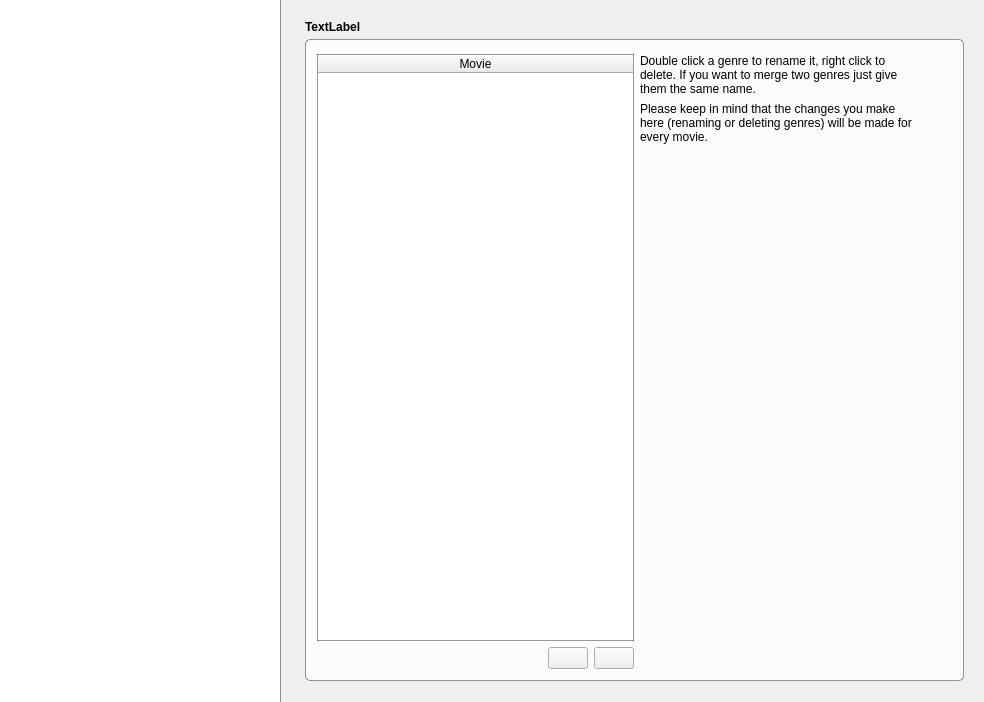
Before: the Qt Designer form movies/GenreWidget.ui in Komet/MediaElch, drawn with Qt 5.
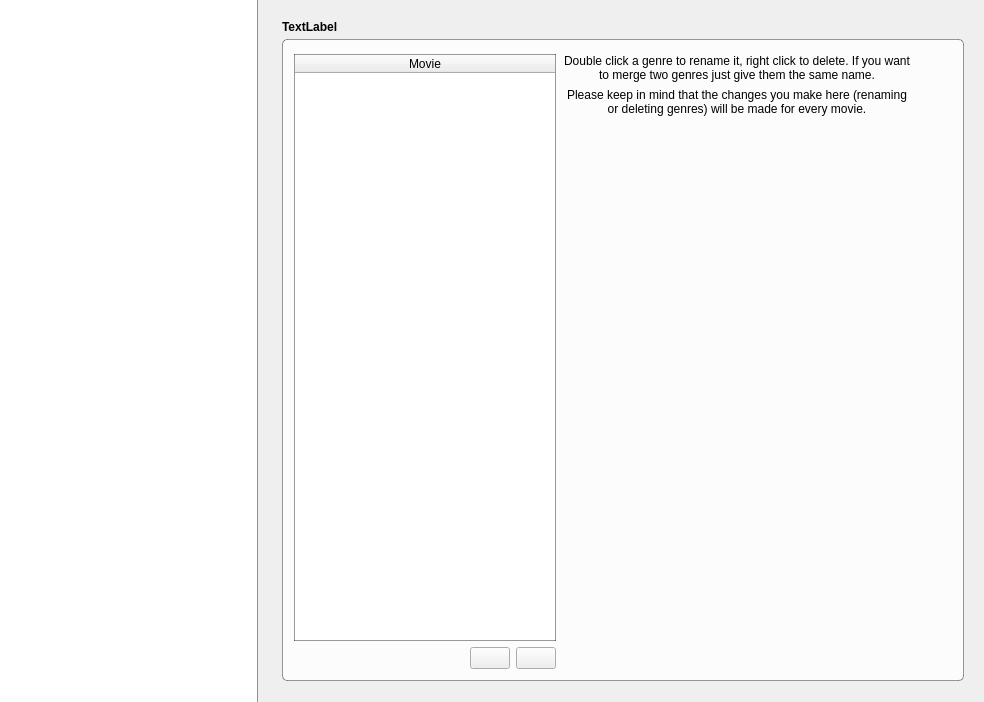
After: the same form once the commit is applied. Icons and pictures are not drawn.

Patch:
```diff
--- a/movies/GenreWidget.ui
+++ b/movies/GenreWidget.ui
@@ -104,6 +104,9 @@
          <property name="title">
           <string/>
          </property>
+         <property name="alignment">
+          <set>Qt::AlignLeading|Qt::AlignLeft|Qt::AlignVCenter</set>
+         </property>
          <layout class="QHBoxLayout" name="horizontalLayout" stretch="1,0,0">
           <item>
            <layout class="QVBoxLayout" name="verticalLayout_4">
@@ -188,9 +191,24 @@
            <layout class="QVBoxLayout" name="verticalLayout">
             <item>
              <widget class="QLabel" name="label_3">
+              <property name="sizePolicy">
+               <sizepolicy hsizetype="Preferred" vsizetype="Preferred">
+                <horstretch>0</horstretch>
+                <verstretch>0</verstretch>
+               </sizepolicy>
+              </property>
+              <property name="minimumSize">
+               <size>
+                <width>350</width>
+                <height>0</height>
+               </size>
+              </property>
               <property name="text">
                <string>Double click a genre to rename it, right click to delete. If you want to merge two genres just give them the same name.</string>
               </property>
+              <property name="alignment">
+               <set>Qt::AlignCenter</set>
+              </property>
               <property name="wordWrap">
                <bool>true</bool>
               </property>
@@ -198,9 +216,18 @@
             </item>
             <item>
              <widget class="QLabel" name="label_2">
+              <property name="minimumSize">
+               <size>
+                <width>350</width>
+                <height>0</height>
+               </size>
+              </property>
               <property name="text">
                <string>Please keep in mind that the changes you make here (renaming or deleting genres) will be made for every movie.</string>
               </property>
+              <property name="alignment">
+               <set>Qt::AlignCenter</set>
+              </property>
               <property name="wordWrap">
                <bool>true</bool>
               </property>
```
